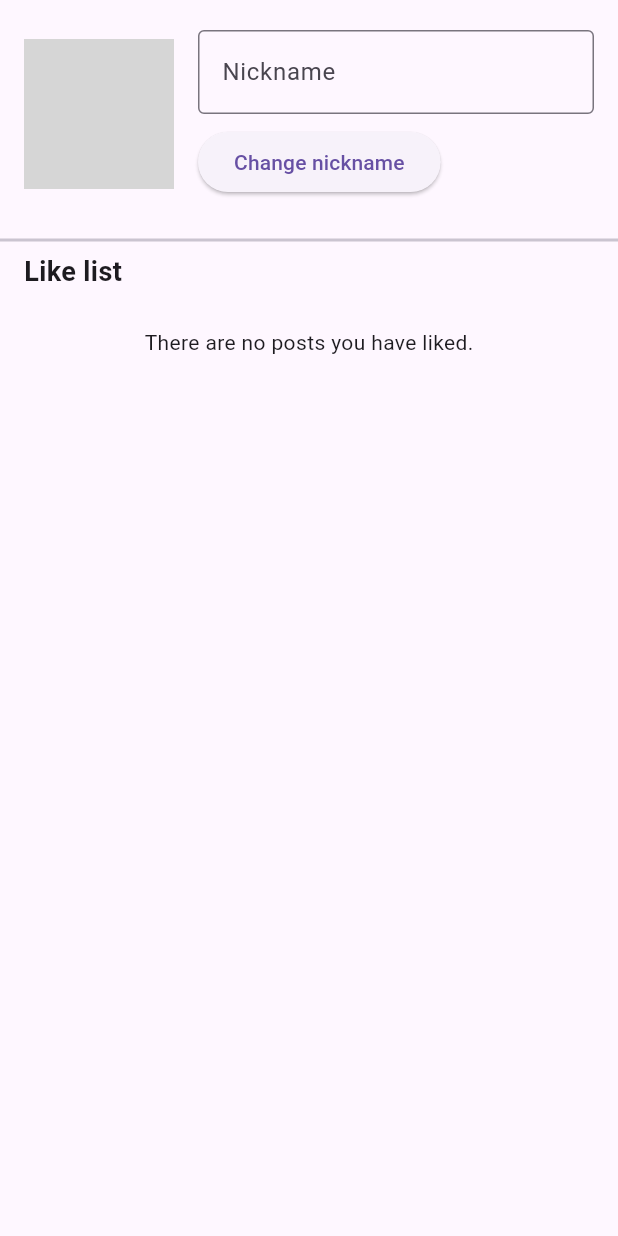
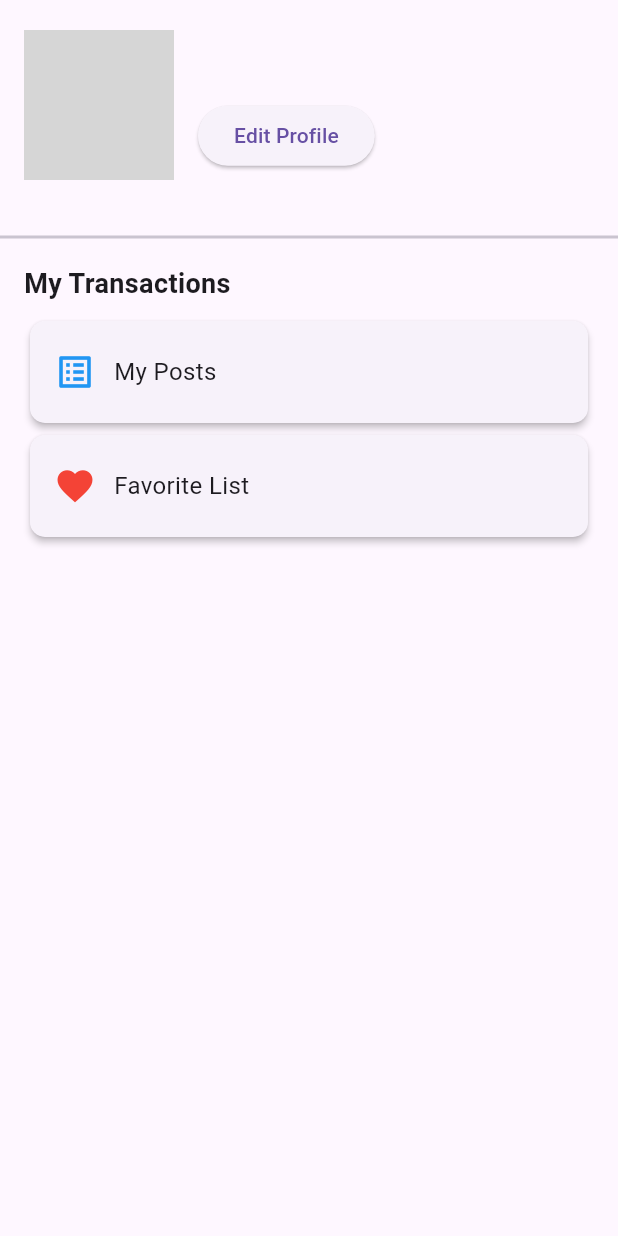
Before and after one commit to yg6377/graduation_project__, a Flutter app: the MyPageScreen screen opened directly, on a phone screen of 412 x 824 dp. Run offline on Flutter 3.47's test engine with Material 3 defaults, Android fonts, the phone set to English and light mode, and no system bars; our stand-ins replace cloud_firestore, firebase_auth, firebase_core, firebase_storage, image_picker, timeago; accounts and stored records are empty; network calls fail; grey boxes are pictures that could not be loaded.

Commit message:
change my page ui

```diff
--- a/lib/screen/mypage_screen.dart
+++ b/lib/screen/mypage_screen.dart
@@ -1,6 +1,7 @@
 import 'package:flutter/material.dart';
 import 'package:cloud_firestore/cloud_firestore.dart';
 import 'package:firebase_auth/firebase_auth.dart';
+import 'package:graduation_project_1/screen/edit_profile_screen.dart';
 
 class MyPageScreen extends StatefulWidget {
 
@@ -62,9 +63,9 @@ class _MyPageScreenState extends State<MyPageScreen> {
                   // 프로필 이미지
                   CircleAvatar(
                     radius: 50,
-                    backgroundImage: NetworkImage(
-                      'https://via.placeholder.com/150', // 임시 프로필 이미지
-                    ),
+                    backgroundImage: _currentUser?.photoURL != null
+                        ? NetworkImage(_currentUser!.photoURL!)
+                        : NetworkImage('https://via.placeholder.com/150'),
                   ),
                   SizedBox(width: 16),
                   // 닉네임 수정
@@ -72,17 +73,24 @@ class _MyPageScreenState extends State<MyPageScreen> {
                     child: Column(
                       crossAxisAlignment: CrossAxisAlignment.start,
                       children: [
-                        TextField(
-                          controller: _nicknameController,
-                          decoration: InputDecoration(
-                            labelText: 'Nickname',
-                            border: OutlineInputBorder(),
+                        Text(
+                          _currentUser?.displayName ?? 'No nickname',
+                          style: TextStyle(fontSize: 18, fontWeight: FontWeight.w500),
                         ),
-                        ),
-                        SizedBox(height: 8),
+                        SizedBox(height: 15),
                         ElevatedButton(
-                          onPressed: _updateNickname,
-                          child: Text('Change nickname'),
+                          onPressed: () async {
+                            final result = await Navigator.push(
+                              context,
+                              MaterialPageRoute(builder: (context) => EditProfileScreen()),
+                            );
+                            if (result == true) {
+                              setState(() {
+                                _nicknameController.text = FirebaseAuth.instance.currentUser?.displayName ?? '';
+                              });
+                            }
+                          },
+                          child: Text('Edit Profile'),
                         ),
                       ],
                     ),
@@ -90,96 +98,61 @@ class _MyPageScreenState extends State<MyPageScreen> {
                 ],
               ),
             ),
-            SizedBox(height: 20),
+            SizedBox(height: 30),
             Divider(thickness: 2),
-            // 좋아요 목록 제목
+            // 🔹 내 거래 영역
             Padding(
-              padding: const EdgeInsets.symmetric(horizontal: 16),
-              child: Text(
-                "Like list",
-                style: TextStyle(fontSize: 18, fontWeight: FontWeight.bold),
-              ),
-            ),
-            SizedBox(height: 8),
-            // 좋아요 누른 상품 리스트
-            StreamBuilder<QuerySnapshot>(
-              stream: _getLikedProducts(),
-              builder: (context, snapshot) {
-                if (snapshot.connectionState == ConnectionState.waiting) {
-                  return Center(child: CircularProgressIndicator());
-                }
-
-                if (!snapshot.hasData || snapshot.data!.docs.isEmpty) {
-                  return Center(
-                    child: Padding(
-                      padding: const EdgeInsets.all(16.0),
-                      child: Text('There are no posts you have liked.'),
-                    ),
-                  );
-                }
-
-                final likedProducts = snapshot.data!.docs;
-
-                return ListView.builder(
-                  shrinkWrap: true,
-                  physics: NeverScrollableScrollPhysics(), // 내부 스크롤 비활성화
-                  itemCount: likedProducts.length,
-                  itemBuilder: (context, index) {
-                    final product = likedProducts[index];
-                    return Card(
-                      margin: EdgeInsets.symmetric(horizontal: 16, vertical: 8),
-                      elevation: 2,
-                      child: Row(
-                        children: [
-                          // 상품 이미지
-                          Container(
-                            width: 100,
-                            height: 100,
-                            decoration: BoxDecoration(
-                              borderRadius: BorderRadius.circular(8),
-                              image: DecorationImage(
-                                image: NetworkImage(
-                                  product['imageUrl'] ??
-                                      'https://via.placeholder.com/100',
-                                ),
-                                fit: BoxFit.cover,
-                              ),
-                            ),
-                          ),
-                          SizedBox(width: 12),
-                          // 상품 정보
-                          Expanded(
+              padding: const EdgeInsets.symmetric(horizontal: 16, vertical: 10),
               child: Column(
                 crossAxisAlignment: CrossAxisAlignment.start,
                 children: [
                   Text(
-                                  product['title'] ?? '제목 없음',
-                                  style: TextStyle(
-                                      fontSize: 16,
-                                      fontWeight: FontWeight.bold),
+                    "My Transactions",
+                    style: TextStyle(fontSize: 18, fontWeight: FontWeight.bold),
                   ),
-                                SizedBox(height: 4),
-                                Text(
-                                  product['price'] ?? '가격 정보 없음',
-                                  style: TextStyle(
-                                      fontSize: 14, color: Colors.grey[700]),
+                  SizedBox(height: 8),
+                  GestureDetector(
+                    onTap: () {
+                      // TODO: 내가 올린 게시글 리스트 페이지로 이동
+                    },
+                    child: Card(
+                      elevation: 2,
+                      shape: RoundedRectangleBorder(borderRadius: BorderRadius.circular(10)),
+                      child: Padding(
+                        padding: EdgeInsets.symmetric(vertical: 20, horizontal: 16),
+                        child: Row(
+                          children: [
+                            Icon(Icons.list_alt, size: 28, color: Colors.blue),
+                            SizedBox(width: 12),
+                            Text("My Posts", style: TextStyle(fontSize: 16)),
+                          ],
                         ),
-                                SizedBox(height: 4),
-                                Text(
-                                  '(내가 좋아요 누른 상품)',
-                                  style: TextStyle(
-                                      fontSize: 12, color: Colors.grey[600]),
+                      ),
+                    ),
+                  ),
+                  GestureDetector(
+                    onTap: () {
+                      // TODO: 좋아요 누른 게시글 리스트 페이지로 이동
+                    },
+                    child: Card(
+                      elevation: 2,
+                      shape: RoundedRectangleBorder(borderRadius: BorderRadius.circular(10)),
+                      child: Padding(
+                        padding: EdgeInsets.symmetric(vertical: 20, horizontal: 16),
+                        child: Row(
+                          children: [
+                            Icon(Icons.favorite, size: 28, color: Colors.red),
+                            SizedBox(width: 12),
+                            Text("Favorite List", style: TextStyle(fontSize: 16)),
+                          ],
+                        ),
+                      ),
+                    ),
                   ),
                 ],
               ),
             ),
-                        ],
-                      ),
-                    );
-                  },
-                );
-              },
-            ),
+            SizedBox(height: 20),
           ],
         ),
       ),
```
Also changed, not shown: lib/screen/ProductDetailScreen.dart (+55 -39 lines), lib/screen/edit_product_screen.dart (added, +123 -0 lines), lib/screen/edit_profile_screen.dart (added, +133 -0 lines), assets/images/default_avatar.png (added). Lines whose indentation alone changed are shown as unchanged.
